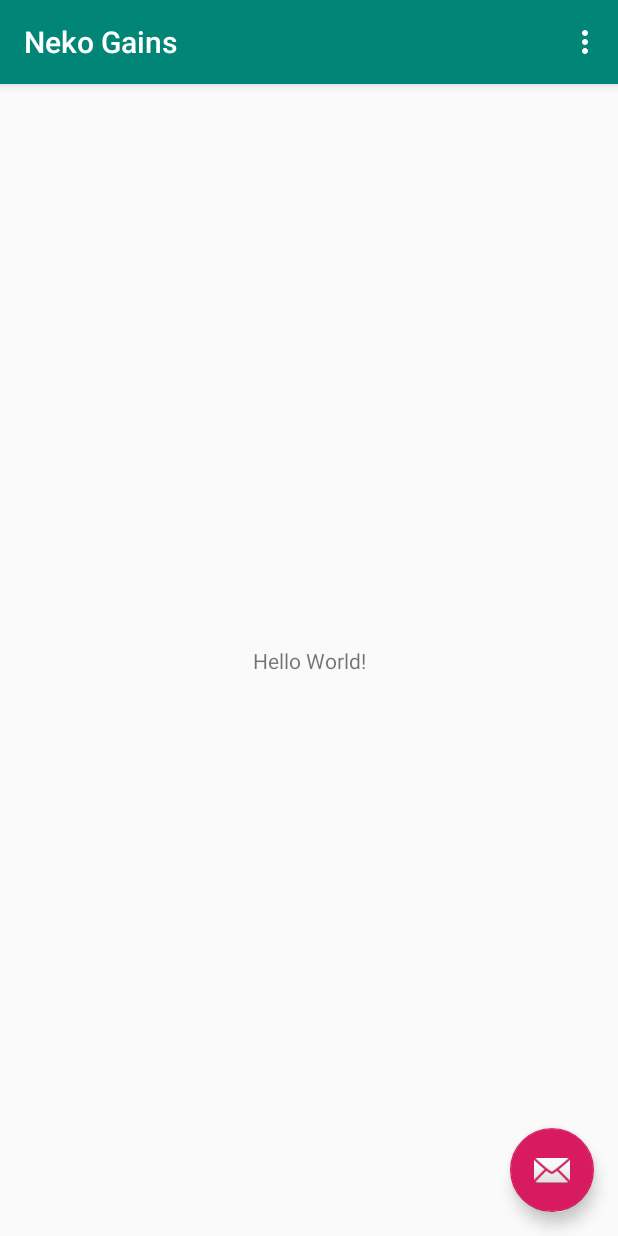
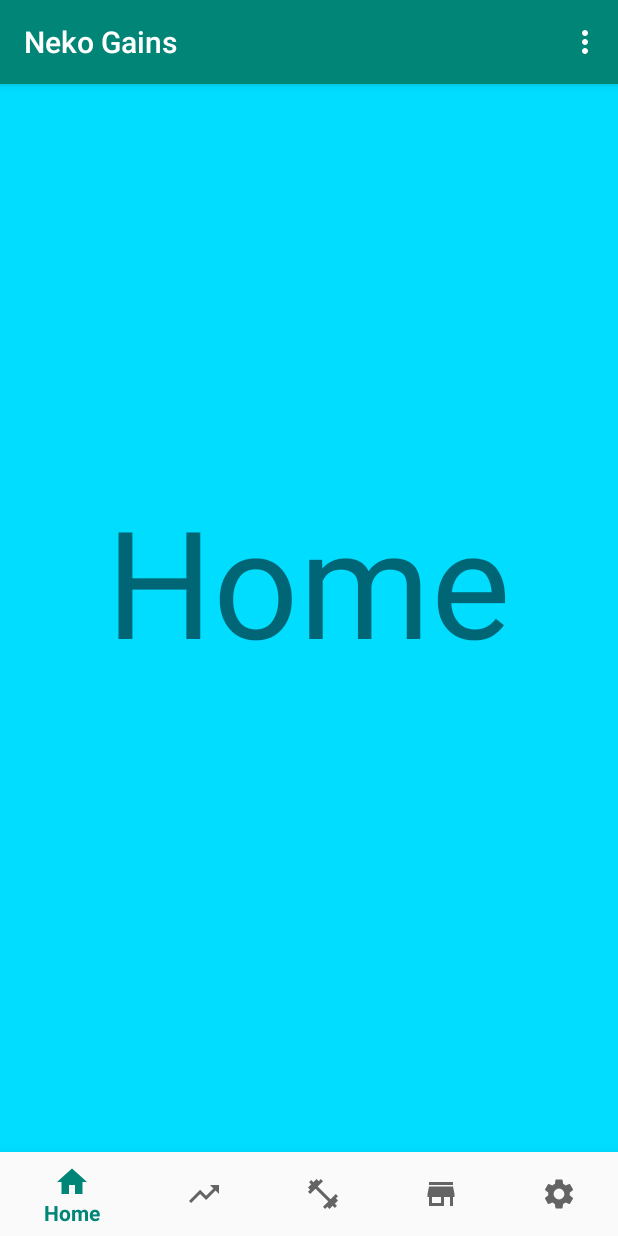
Before and after one commit to Legendarytruth/Neko-Gainz, an Android app: the screen it shows after launch (MainActivity), on a phone screen of 412 x 824 dp. Run offline under Robolectric (Android 15) with nearby library versions, the light colour scheme and no system bars.

Commit message:
THEC-20 finished basic bottom navigation bar

```diff
--- /dev/null
+++ b/Neko Gains/app/src/main/java/com/example/nekogains/HomeFrag.java
@@ -0,0 +1,19 @@
+package com.example.nekogains;
+
+import android.os.Bundle;
+import android.view.LayoutInflater;
+import android.view.View;
+import android.view.ViewGroup;
+
+import androidx.annotation.NonNull;
+import androidx.annotation.Nullable;
+import androidx.fragment.app.Fragment;
+
+public class HomeFrag extends Fragment {
+
+    @Nullable
+    @Override
+    public View onCreateView(@NonNull LayoutInflater inflater, @Nullable ViewGroup container, @Nullable Bundle savedInstanceState) {
+        return inflater.inflate(R.layout.home_frag, container, false);
+    }
+}
--- /dev/null
+++ b/Neko Gains/app/src/main/res/drawable/ic_fitness_center_black_24dp.xml
@@ -0,0 +1,9 @@
+<vector xmlns:android="http://schemas.android.com/apk/res/android"
+        android:width="24dp"
+        android:height="24dp"
+        android:viewportWidth="24.0"
+        android:viewportHeight="24.0">
+    <path
+        android:fillColor="#FF000000"
+        android:pathData="M20.57,14.86L22,13.43 20.57,12 17,15.57 8.43,7 12,3.43 10.57,2 9.14,3.43 7.71,2 5.57,4.14 4.14,2.71 2.71,4.14l1.43,1.43L2,7.71l1.43,1.43L2,10.57 3.43,12 7,8.43 15.57,17 12,20.57 13.43,22l1.43,-1.43L16.29,22l2.14,-2.14 1.43,1.43 1.43,-1.43 -1.43,-1.43L22,16.29z"/>
+</vector>
--- /dev/null
+++ b/Neko Gains/app/src/main/res/drawable/ic_home_black_24dp.xml
@@ -0,0 +1,9 @@
+<vector xmlns:android="http://schemas.android.com/apk/res/android"
+        android:width="24dp"
+        android:height="24dp"
+        android:viewportWidth="24.0"
+        android:viewportHeight="24.0">
+    <path
+        android:fillColor="#FF000000"
+        android:pathData="M10,20v-6h4v6h5v-8h3L12,3 2,12h3v8z"/>
+</vector>
--- /dev/null
+++ b/Neko Gains/app/src/main/res/drawable/ic_settings_black_24dp.xml
@@ -0,0 +1,9 @@
+<vector xmlns:android="http://schemas.android.com/apk/res/android"
+        android:width="24dp"
+        android:height="24dp"
+        android:viewportWidth="24"
+        android:viewportHeight="24">
+    <path
+        android:fillColor="#FF000000"
+        android:pathData="M19.1,12.9a2.8,2.8 0,0 0,0.1 -0.9,2.8 2.8,0 0,0 -0.1,-0.9l2.1,-1.6a0.7,0.7 0,0 0,0.1 -0.6L19.4,5.5a0.7,0.7 0,0 0,-0.6 -0.2l-2.4,1a6.5,6.5 0,0 0,-1.6 -0.9l-0.4,-2.6a0.5,0.5 0,0 0,-0.5 -0.4H10.1a0.5,0.5 0,0 0,-0.5 0.4L9.3,5.4a5.6,5.6 0,0 0,-1.7 0.9l-2.4,-1a0.4,0.4 0,0 0,-0.5 0.2l-2,3.4c-0.1,0.2 0,0.4 0.2,0.6l2,1.6a2.8,2.8 0,0 0,-0.1 0.9,2.8 2.8,0 0,0 0.1,0.9L2.8,14.5a0.7,0.7 0,0 0,-0.1 0.6l1.9,3.4a0.7,0.7 0,0 0,0.6 0.2l2.4,-1a6.5,6.5 0,0 0,1.6 0.9l0.4,2.6a0.5,0.5 0,0 0,0.5 0.4h3.8a0.5,0.5 0,0 0,0.5 -0.4l0.3,-2.6a5.6,5.6 0,0 0,1.7 -0.9l2.4,1a0.4,0.4 0,0 0,0.5 -0.2l2,-3.4c0.1,-0.2 0,-0.4 -0.2,-0.6ZM12,15.6A3.6,3.6 0,1 1,15.6 12,3.6 3.6,0 0,1 12,15.6Z"/>
+</vector>
--- /dev/null
+++ b/Neko Gains/app/src/main/res/drawable/ic_store_black_24dp.xml
@@ -0,0 +1,9 @@
+<vector xmlns:android="http://schemas.android.com/apk/res/android"
+        android:width="24dp"
+        android:height="24dp"
+        android:viewportWidth="24.0"
+        android:viewportHeight="24.0">
+    <path
+        android:fillColor="#FF000000"
+        android:pathData="M20,4L4,4v2h16L20,4zM21,14v-2l-1,-5L4,7l-1,5v2h1v6h10v-6h4v6h2v-6h1zM12,18L6,18v-4h6v4z"/>
+</vector>
--- /dev/null
+++ b/Neko Gains/app/src/main/res/drawable/ic_trending_up_black_24dp.xml
@@ -0,0 +1,9 @@
+<vector xmlns:android="http://schemas.android.com/apk/res/android"
+        android:width="24dp"
+        android:height="24dp"
+        android:viewportWidth="24.0"
+        android:viewportHeight="24.0">
+    <path
+        android:fillColor="#FF000000"
+        android:pathData="M16,6l2.29,2.29 -4.88,4.88 -4,-4L2,16.59 3.41,18l6,-6 4,4 6.3,-6.29L22,12V6z"/>
+</vector>
--- a/Neko Gains/app/src/main/res/layout/activity_main.xml
+++ b/Neko Gains/app/src/main/res/layout/activity_main.xml
@@ -22,6 +22,7 @@
 
     <include layout="@layout/content_main" />
 
+    <!--
     <com.google.android.material.floatingactionbutton.FloatingActionButton
         android:id="@+id/fab"
         android:layout_width="wrap_content"
@@ -29,5 +30,29 @@
         android:layout_gravity="bottom|end"
         android:layout_margin="@dimen/fab_margin"
         app:srcCompat="@android:drawable/ic_dialog_email" />
+    -->
+    <!-- This should be where the game,store, and progress frames are. -->
+    <FrameLayout
+        android:id="@+id/frag_container"
+        android:layout_width="match_parent"
+        android:layout_height="match_parent"
+        android:layout_above="@+id/bot_nav"
+        android:layout_marginBottom="50dp"
+        />
+
+
+    <com.google.android.material.bottomnavigation.BottomNavigationView
+        android:id="@+id/bot_nav"
+        android:layout_width="match_parent"
+        android:layout_height="wrap_content"
+        android:layout_gravity="bottom"
+        app:menu="@menu/bot_nav"
+        android:background="?android:attr/windowBackground"/>
+        <!--
+        android:layout_alignParentBottom="true"
+        -->
+
+
+
 
 </androidx.coordinatorlayout.widget.CoordinatorLayout>
--- /dev/null
+++ b/Neko Gains/app/src/main/res/layout/home_frag.xml
@@ -0,0 +1,15 @@
+<?xml version="1.0" encoding="utf-8"?>
+<RelativeLayout xmlns:android="http://schemas.android.com/apk/res/android"
+    android:layout_width="match_parent"
+    android:layout_height="match_parent"
+    android:background="@android:color/holo_blue_bright">
+
+    <TextView
+        android:layout_width="wrap_content"
+        android:layout_height="wrap_content"
+        android:text="Home"
+        android:textSize="100dp"
+        android:layout_centerInParent="true"
+        />
+
+</RelativeLayout>
--- /dev/null
+++ b/Neko Gains/app/src/main/res/menu/bot_nav.xml
@@ -0,0 +1,24 @@
+<?xml version="1.0" encoding="utf-8"?>
+<menu xmlns:android="http://schemas.android.com/apk/res/android">
+
+    <item android:id ="@+id/nav_home"
+        android:icon = "@drawable/ic_home_black_24dp"
+        android:title = "@string/Home_Button" />
+
+    <item android:id ="@+id/nav_progress"
+        android:icon = "@drawable/ic_trending_up_black_24dp"
+        android:title = "@string/Progress_Button" />
+
+    <item android:id ="@+id/nav_workout"
+        android:icon = "@drawable/ic_fitness_center_black_24dp"
+        android:title = "Hello"/>
+
+    <item android:id ="@+id/nav_store"
+        android:icon = "@drawable/ic_store_black_24dp"
+        android:title = "@string/Store_Button" />
+
+    <item android:id ="@+id/nav_setting"
+        android:icon = "@drawable/ic_settings_black_24dp"
+        android:title = "@string/Setting_Button" />
+
+</menu>
--- a/Neko Gains/app/src/main/res/values/strings.xml
+++ b/Neko Gains/app/src/main/res/values/strings.xml
@@ -1,4 +1,8 @@
 <resources>
     <string name="app_name">Neko Gains</string>
     <string name="action_settings">Settings</string>
+    <string name="Store_Button">Store</string>
+    <string name="Setting_Button">Setting</string>
+    <string name="Progress_Button">Progress</string>
+    <string name="Home_Button">Home</string>
 </resources>
--- a/Neko Gains/build.gradle
+++ b/Neko Gains/build.gradle
@@ -7,7 +7,7 @@ buildscript {
 
     }
     dependencies {
-        classpath 'com.android.tools.build:gradle:3.5.1'
+        classpath 'com.android.tools.build:gradle:3.5.3'
 
         // NOTE: Do not place your application dependencies here; they belong
         // in the individual module build.gradle files
```
Also changed, not shown: Neko Gains/app/src/main/java/com/example/nekogains/MainActivity.java (+42 -8 lines), Neko Gains/app/src/main/java/com/example/nekogains/PreworkoutFrag.java (added, +19 -0 lines), Neko Gains/app/src/main/java/com/example/nekogains/ProgressFrag.java (added, +19 -0 lines), Neko Gains/app/src/main/java/com/example/nekogains/SettingFrag.java (added, +19 -0 lines), Neko Gains/app/src/main/java/com/example/nekogains/StoreFrag.java (added, +19 -0 lines), Neko Gains/app/src/main/res/layout/preworkout_frag.xml (added, +15 -0 lines), Neko Gains/app/src/main/res/layout/progress_frag.xml (added, +15 -0 lines), Neko Gains/app/src/main/res/layout/setting_frag.xml (added, +15 -0 lines), Neko Gains/app/src/main/res/layout/store_frag.xml (added, +15 -0 lines).
